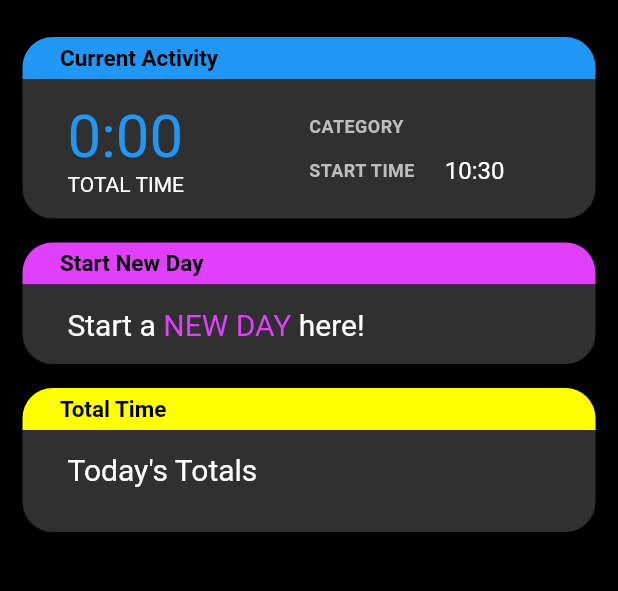
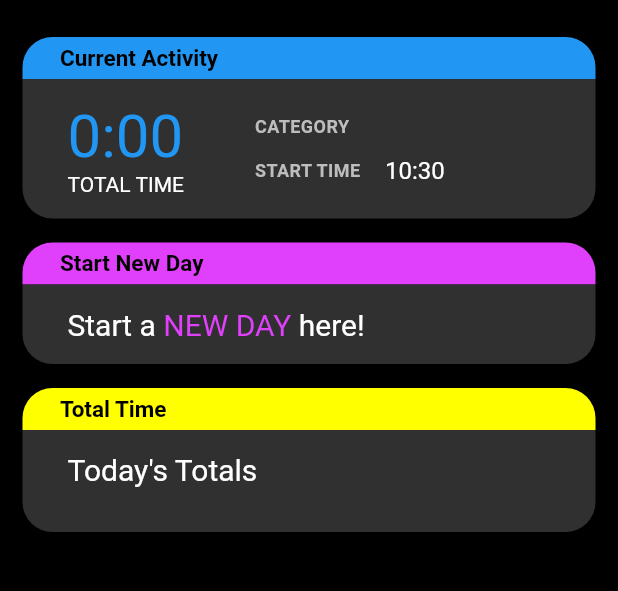
Before and after one commit to erikstacy/Time-Keeper, a Flutter app: the MainScreen screen opened directly, on a phone screen of 412 x 824 dp, the part 59-650 px from its top. Run offline on Flutter 3.47's test engine with Material 2 defaults, Android fonts, the phone set to English and light mode, and no system bars; drawn by our look-alikes of pull_to_refresh; our stand-ins replace cloud_firestore, firebase_auth, font_awesome_flutter, rxdart; accounts and stored records are empty.

Commit message:
Current Activity card designed differently so that longer category names fit still

```diff
--- a/lib/screens/main_screen.dart
+++ b/lib/screens/main_screen.dart
@@ -179,6 +179,7 @@ class CurrentActivityCard extends StatelessWidget {
               child: Row(
                 children: <Widget>[
                   Expanded(
+                    flex: 2,
                     child: Container(
                       padding: EdgeInsets.only(left: 20),
                       child: Column(
@@ -201,12 +202,14 @@ class CurrentActivityCard extends StatelessWidget {
                     ),
                   ),
                   Expanded(
+                    flex: 3,
                     child: Column(
                       crossAxisAlignment: CrossAxisAlignment.stretch,
                       children: <Widget>[
                         Row(
                           children: <Widget>[
                             Expanded(
+                              flex: 2,
                               child: Text(
                                 'CATEGORY',
                                 style: TextStyle(
@@ -218,6 +221,7 @@ class CurrentActivityCard extends StatelessWidget {
                               ),
                             ),
                             Expanded(
+                              flex: 3,
                               child: Text(
                                 task.categoryTitle,
                                 style: TextStyle(
@@ -231,6 +235,7 @@ class CurrentActivityCard extends StatelessWidget {
                         Row(
                           children: <Widget>[
                             Expanded(
+                              flex: 2,
                               child: Text(
                                 'START TIME',
                                 style: TextStyle(
@@ -242,6 +247,7 @@ class CurrentActivityCard extends StatelessWidget {
                               ),
                             ),
                             Expanded(
+                              flex: 3,
                               child: Text(
                                 task.printRawStartTime(),
                                 style: TextStyle(
```
